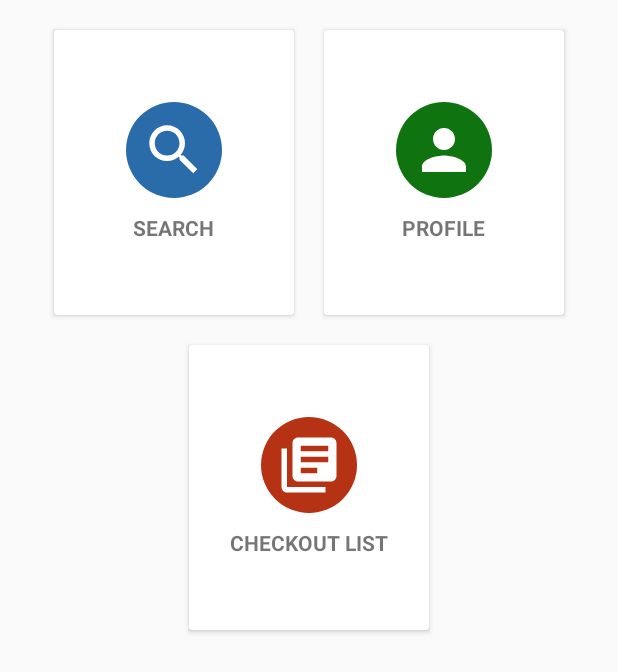
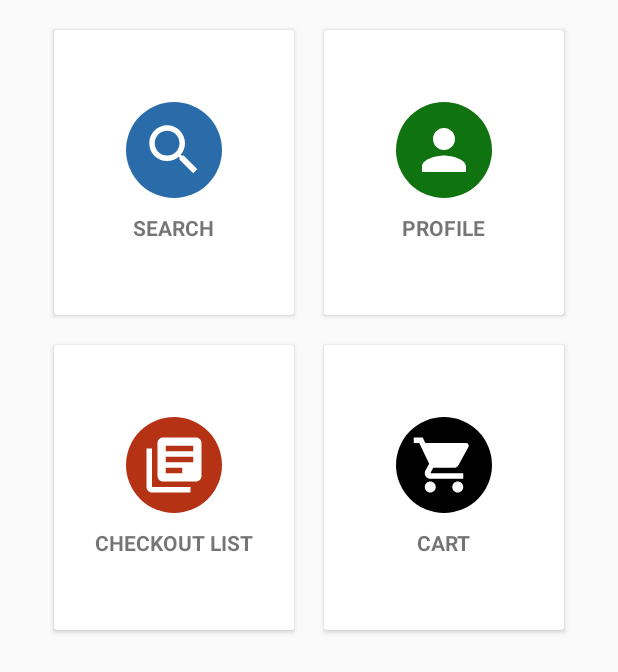
Before and after one commit to parag-vijay/LibraryAndroidApp, an Android app: the layout patron_main.xml on its own in the app's theme, with its tools: preview values and no code run, on a phone screen of 412 x 824 dp. Shown: the top 672 px of the screen. Run offline under Robolectric (Android 15) with nearby library versions, the phone set to English and light mode, and no system bars.

Commit message:
Creating main librarian and patron activities

```diff
--- a/android/app/build.gradle
+++ b/android/app/build.gradle
@@ -39,6 +39,8 @@ dependencies {
     //testCompile 'junit:junit:4.12'
     compile 'com.android.support:appcompat-v7:25.0.1'
     compile 'com.android.support:cardview-v7:25.0.1'
+    compile 'com.daimajia.swipelayout:library:1.2.0@aar'
+    compile 'com.daimajia.androidanimations:library:1.1.2@aar'
     compile 'com.android.support:design:25.0.1'
     compile 'com.squareup.picasso:picasso:2.5.2'
     compile 'com.android.support:recyclerview-v7:25.0.1'
--- /dev/null
+++ b/android/app/src/main/res/drawable/ic_shopping_cart_black_24dp.xml
@@ -0,0 +1,9 @@
+<vector xmlns:android="http://schemas.android.com/apk/res/android"
+        android:width="24dp"
+        android:height="24dp"
+        android:viewportWidth="24.0"
+        android:viewportHeight="24.0">
+    <path
+        android:fillColor="#fff"
+        android:pathData="M7,18c-1.1,0 -1.99,0.9 -1.99,2S5.9,22 7,22s2,-0.9 2,-2 -0.9,-2 -2,-2zM1,2v2h2l3.6,7.59 -1.35,2.45c-0.16,0.28 -0.25,0.61 -0.25,0.96 0,1.1 0.9,2 2,2h12v-2L7.42,15c-0.14,0 -0.25,-0.11 -0.25,-0.25l0.03,-0.12 0.9,-1.63h7.45c0.75,0 1.41,-0.41 1.75,-1.03l3.58,-6.49c0.08,-0.14 0.12,-0.31 0.12,-0.48 0,-0.55 -0.45,-1 -1,-1L5.21,4l-0.94,-2L1,2zM17,18c-1.1,0 -1.99,0.9 -1.99,2s0.89,2 1.99,2 2,-0.9 2,-2 -0.9,-2 -2,-2z"/>
+</vector>
--- a/android/app/src/main/res/layout/patron_main.xml
+++ b/android/app/src/main/res/layout/patron_main.xml
@@ -16,7 +16,8 @@
             android:clickable="true"
             android:layout_width="160dp"
             android:layout_height="190dp"
-            android:layout_margin="10dp">
+            android:layout_margin="10dp"
+            android:id="@+id/fxsearch_card">
             <LinearLayout
                 android:layout_width="match_parent"
                 android:layout_height="match_parent"
@@ -43,7 +44,8 @@
             android:clickable="true"
             android:layout_width="160dp"
             android:layout_height="190dp"
-            android:layout_margin="10dp">
+            android:layout_margin="10dp"
+            android:id="@+id/profile_card">
             <LinearLayout
                 android:layout_width="match_parent"
                 android:layout_height="match_parent"
@@ -77,7 +79,8 @@
             android:clickable="true"
             android:layout_width="160dp"
             android:layout_height="190dp"
-            android:layout_margin="10dp">
+            android:layout_margin="10dp"
+            android:id="@+id/checkedout_card">
             <LinearLayout
                 android:layout_width="match_parent"
                 android:layout_height="match_parent"
@@ -99,5 +102,33 @@
             </LinearLayout>
         </android.support.v7.widget.CardView>
 
+        <android.support.v7.widget.CardView
+            android:foreground="?android:attr/selectableItemBackground"
+            android:clickable="true"
+            android:layout_width="160dp"
+            android:layout_height="190dp"
+            android:layout_margin="10dp"
+            android:id="@+id/cart_card">
+            <LinearLayout
+                android:layout_width="match_parent"
+                android:layout_height="match_parent"
+                android:orientation="vertical"
+                android:gravity="center">
+                <ImageView
+                    android:layout_width="64dp"
+                    android:layout_height="64dp"
+                    android:background="@drawable/circlebackgroundblack"
+                    android:src="@drawable/ic_shopping_cart_black_24dp"
+                    android:padding="10dp"/>
+                <TextView
+                    android:layout_width="wrap_content"
+                    android:layout_height="wrap_content"
+                    android:textStyle="bold"
+                    android:layout_marginTop="10dp"
+                    android:text="CART"/>
+
+            </LinearLayout>
+        </android.support.v7.widget.CardView>
+
     </LinearLayout>
 </LinearLayout>
--- a/android/build.gradle
+++ b/android/build.gradle
@@ -22,6 +22,7 @@ allprojects {
         maven {
             url "https://maven.google.com"
         }
+
     }
 }
 
```
Also changed, not shown: android/app/src/main/java/com/android/cmpe277project/module/auth/LibrarianMainActivity.java (added, +57 -0 lines), android/app/src/main/java/com/android/cmpe277project/module/auth/PatronMainActivity.java (added, +60 -0 lines), android/app/src/main/res/drawable/ic_add_shopping_cart_black_24dp.xml (added, +9 -0 lines), android/app/src/main/res/layout/librarian_main.xml (+9 -4 lines), android/app/src/main/res/layout/search_layout.xml (+7 -1 lines), android/app/src/main/res/layout/search_list_item.xml (renamed from android/app/src/main/res/layout/recycler_view_item.xml, +25 -2 lines).
